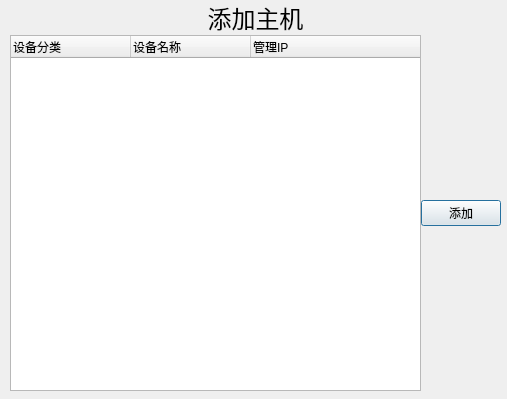
Before: the Qt Designer form ui/addhost_win.ui in tainyuhong/pyside_machine_system, drawn with Qt 5.
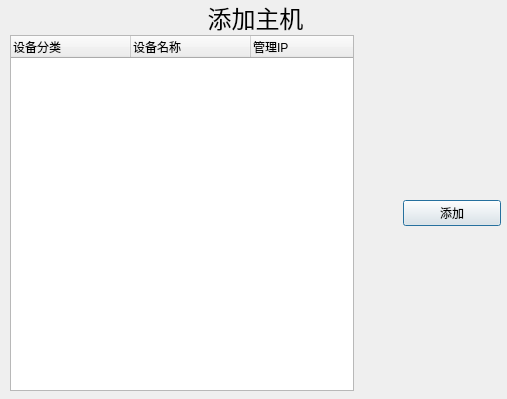
After: the same form once the commit is applied.

Commit message: 完成添加主机窗口按钩选主机进行添加，将子窗口数据传递到主窗口

Patch:
```diff
--- a/ui/addhost_win.ui
+++ b/ui/addhost_win.ui
@@ -19,7 +19,7 @@
   <property name="windowTitle">
    <string>添加主机</string>
   </property>
-  <widget class="QWidget" name="">
+  <widget class="QWidget" name="layoutWidget">
    <property name="geometry">
     <rect>
      <x>10</x>
@@ -28,18 +28,11 @@
      <height>391</height>
     </rect>
    </property>
-   <layout class="QGridLayout" name="gridLayout">
+   <layout class="QGridLayout" name="gridLayout" columnstretch="7,1,2">
     <property name="spacing">
      <number>0</number>
     </property>
-    <item row="1" column="1">
-     <widget class="QPushButton" name="add_btn">
-      <property name="text">
-       <string>添加</string>
-      </property>
-     </widget>
-    </item>
-    <item row="0" column="0" colspan="2">
+    <item row="0" column="0" colspan="3">
      <widget class="QLabel" name="label">
       <property name="font">
        <font>
@@ -79,6 +72,20 @@
       </column>
      </widget>
     </item>
+    <item row="1" column="2">
+     <widget class="QPushButton" name="add_btn">
+      <property name="text">
+       <string>添加</string>
+      </property>
+     </widget>
+    </item>
+    <item row="1" column="1">
+     <widget class="QLabel" name="label_2">
+      <property name="text">
+       <string/>
+      </property>
+     </widget>
+    </item>
    </layout>
   </widget>
  </widget>
```
The commit also changes 5 other files.
